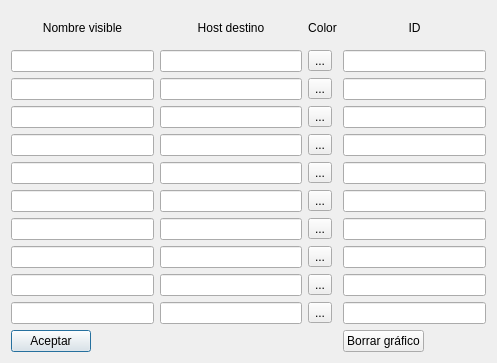
Before: the Qt Designer form src/Dialogs/DlgEditPingChart.ui in silderan/MuNeDO, drawn with Qt 5.
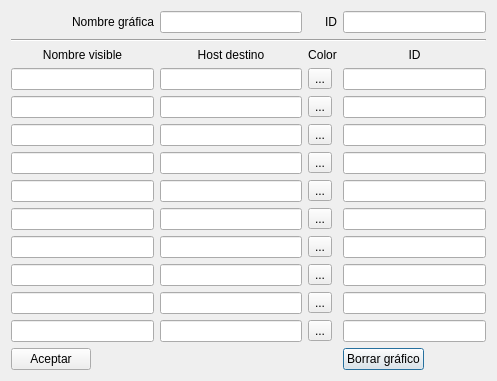
After: the same form once the commit is applied.

```diff
--- a/src/Dialogs/DlgEditPingChart.ui
+++ b/src/Dialogs/DlgEditPingChart.ui
@@ -14,7 +14,23 @@
    <string>Editar destinos del ping</string>
   </property>
   <layout class="QGridLayout" name="gridLayout">
-   <item row="0" column="0">
+   <item row="3" column="1">
+    <widget class="QLineEdit" name="host1LineEdit"/>
+   </item>
+   <item row="11" column="2">
+    <widget class="QToolButton" name="host9Button">
+     <property name="text">
+      <string>...</string>
+     </property>
+    </widget>
+   </item>
+   <item row="4" column="1">
+    <widget class="QLineEdit" name="host2LineEdit"/>
+   </item>
+   <item row="0" column="3">
+    <widget class="QLineEdit" name="chartID"/>
+   </item>
+   <item row="2" column="0">
     <widget class="QLabel" name="label_4">
      <property name="text">
       <string>Nombre visible</string>
@@ -24,219 +40,236 @@
      </property>
     </widget>
    </item>
-   <item row="0" column="1">
-    <widget class="QLabel" name="label">
-     <property name="text">
-      <string>Host destino</string>
-     </property>
-     <property name="alignment">
-      <set>Qt::AlignCenter</set>
-     </property>
-    </widget>
-   </item>
-   <item row="0" column="2">
-    <widget class="QLabel" name="label_2">
-     <property name="text">
-      <string>Color</string>
-     </property>
-     <property name="alignment">
-      <set>Qt::AlignCenter</set>
-     </property>
-    </widget>
-   </item>
-   <item row="0" column="3">
-    <widget class="QLabel" name="label_3">
-     <property name="text">
-      <string>ID</string>
-     </property>
-     <property name="alignment">
-      <set>Qt::AlignCenter</set>
-     </property>
-    </widget>
-   </item>
-   <item row="1" column="0">
+   <item row="3" column="0">
     <widget class="QLineEdit" name="name1LineEdit"/>
    </item>
-   <item row="1" column="1">
-    <widget class="QLineEdit" name="host1LineEdit"/>
-   </item>
-   <item row="1" column="2">
-    <widget class="QToolButton" name="host1Button">
-     <property name="text">
-      <string>...</string>
-     </property>
-    </widget>
-   </item>
-   <item row="1" column="3">
-    <widget class="QLineEdit" name="id1LineEdit"/>
-   </item>
-   <item row="2" column="0">
-    <widget class="QLineEdit" name="name2LineEdit"/>
-   </item>
-   <item row="2" column="1">
-    <widget class="QLineEdit" name="host2LineEdit"/>
-   </item>
    <item row="2" column="2">
-    <widget class="QToolButton" name="host2Button">
+    <widget class="QLabel" name="label_2">
      <property name="text">
+      <string>Color</string>
+     </property>
+     <property name="alignment">
+      <set>Qt::AlignCenter</set>
+     </property>
+    </widget>
+   </item>
+   <item row="9" column="2">
+    <widget class="QToolButton" name="host7Button">
+     <property name="text">
       <string>...</string>
      </property>
     </widget>
    </item>
+   <item row="7" column="2">
+    <widget class="QToolButton" name="host5Button">
+     <property name="text">
+      <string>...</string>
+     </property>
+    </widget>
+   </item>
+   <item row="12" column="2">
+    <widget class="QToolButton" name="host10Button">
+     <property name="text">
+      <string>...</string>
+     </property>
+    </widget>
+   </item>
+   <item row="11" column="1">
+    <widget class="QLineEdit" name="host9LineEdit"/>
+   </item>
    <item row="2" column="3">
-    <widget class="QLineEdit" name="id2LineEdit"/>
+    <widget class="QLabel" name="label_3">
+     <property name="text">
+      <string>ID</string>
+     </property>
+     <property name="alignment">
+      <set>Qt::AlignCenter</set>
+     </property>
+    </widget>
    </item>
-   <item row="3" column="0">
+   <item row="5" column="0">
     <widget class="QLineEdit" name="name3LineEdit"/>
    </item>
-   <item row="3" column="1">
-    <widget class="QLineEdit" name="host3LineEdit"/>
+   <item row="11" column="3">
+    <widget class="QLineEdit" name="id9LineEdit"/>
    </item>
-   <item row="3" column="2">
+   <item row="2" column="1">
+    <widget class="QLabel" name="label">
+     <property name="text">
+      <string>Host destino</string>
+     </property>
+     <property name="alignment">
+      <set>Qt::AlignCenter</set>
+     </property>
+    </widget>
+   </item>
+   <item row="8" column="1">
+    <widget class="QLineEdit" name="host6LineEdit"/>
+   </item>
+   <item row="13" column="3">
+    <widget class="QPushButton" name="removeChartButton">
+     <property name="sizePolicy">
+      <sizepolicy hsizetype="Fixed" vsizetype="Fixed">
+       <horstretch>0</horstretch>
+       <verstretch>0</verstretch>
+      </sizepolicy>
+     </property>
+     <property name="text">
+      <string>Borrar gráfico</string>
+     </property>
+    </widget>
+   </item>
+   <item row="10" column="0">
+    <widget class="QLineEdit" name="name8LineEdit"/>
+   </item>
+   <item row="9" column="1">
+    <widget class="QLineEdit" name="host7LineEdit"/>
+   </item>
+   <item row="0" column="1">
+    <widget class="QLineEdit" name="chartName"/>
+   </item>
+   <item row="12" column="0">
+    <widget class="QLineEdit" name="name10LineEdit"/>
+   </item>
+   <item row="8" column="2">
+    <widget class="QToolButton" name="host6Button">
+     <property name="text">
+      <string>...</string>
+     </property>
+    </widget>
+   </item>
+   <item row="10" column="1">
+    <widget class="QLineEdit" name="host8LineEdit"/>
+   </item>
+   <item row="5" column="2">
     <widget class="QToolButton" name="host3Button">
      <property name="text">
       <string>...</string>
      </property>
     </widget>
    </item>
-   <item row="3" column="3">
-    <widget class="QLineEdit" name="id3LineEdit"/>
-   </item>
-   <item row="4" column="0">
-    <widget class="QLineEdit" name="name4LineEdit"/>
-   </item>
-   <item row="4" column="1">
-    <widget class="QLineEdit" name="host4LineEdit"/>
-   </item>
-   <item row="4" column="2">
+   <item row="6" column="2">
     <widget class="QToolButton" name="host4Button">
      <property name="text">
       <string>...</string>
      </property>
     </widget>
    </item>
-   <item row="4" column="3">
-    <widget class="QLineEdit" name="id4LineEdit"/>
-   </item>
-   <item row="5" column="0">
-    <widget class="QLineEdit" name="name5LineEdit"/>
-   </item>
-   <item row="5" column="1">
-    <widget class="QLineEdit" name="host5LineEdit"/>
-   </item>
-   <item row="5" column="2">
-    <widget class="QToolButton" name="host5Button">
+   <item row="0" column="0">
+    <widget class="QLabel" name="label_5">
      <property name="text">
-      <string>...</string>
+      <string>Nombre gráfica</string>
+     </property>
+     <property name="alignment">
+      <set>Qt::AlignRight|Qt::AlignTrailing|Qt::AlignVCenter</set>
      </property>
     </widget>
    </item>
    <item row="5" column="3">
+    <widget class="QLineEdit" name="id3LineEdit"/>
+   </item>
+   <item row="7" column="3">
     <widget class="QLineEdit" name="id5LineEdit"/>
    </item>
-   <item row="6" column="0">
+   <item row="9" column="0">
+    <widget class="QLineEdit" name="name7LineEdit"/>
+   </item>
+   <item row="3" column="2">
+    <widget class="QToolButton" name="host1Button">
+     <property name="text">
+      <string>...</string>
+     </property>
+    </widget>
+   </item>
+   <item row="4" column="3">
+    <widget class="QLineEdit" name="id2LineEdit"/>
+   </item>
+   <item row="8" column="0">
     <widget class="QLineEdit" name="name6LineEdit"/>
    </item>
-   <item row="6" column="1">
-    <widget class="QLineEdit" name="host6LineEdit"/>
-   </item>
-   <item row="6" column="2">
-    <widget class="QToolButton" name="host6Button">
-     <property name="text">
-      <string>...</string>
-     </property>
-    </widget>
-   </item>
    <item row="6" column="3">
-    <widget class="QLineEdit" name="id6LineEdit"/>
+    <widget class="QLineEdit" name="id4LineEdit"/>
+   </item>
+   <item row="6" column="1">
+    <widget class="QLineEdit" name="host4LineEdit"/>
+   </item>
+   <item row="12" column="1">
+    <widget class="QLineEdit" name="host10LineEdit"/>
    </item>
    <item row="7" column="0">
-    <widget class="QLineEdit" name="name7LineEdit"/>
+    <widget class="QLineEdit" name="name5LineEdit"/>
+   </item>
+   <item row="13" column="0">
+    <widget class="QPushButton" name="acceptButton">
+     <property name="sizePolicy">
+      <sizepolicy hsizetype="Fixed" vsizetype="Fixed">
+       <horstretch>0</horstretch>
+       <verstretch>0</verstretch>
+      </sizepolicy>
+     </property>
+     <property name="text">
+      <string>Aceptar</string>
+     </property>
+    </widget>
    </item>
    <item row="7" column="1">
-    <widget class="QLineEdit" name="host7LineEdit"/>
+    <widget class="QLineEdit" name="host5LineEdit"/>
    </item>
-   <item row="7" column="2">
-    <widget class="QToolButton" name="host7Button">
-     <property name="text">
-      <string>...</string>
-     </property>
-    </widget>
+   <item row="6" column="0">
+    <widget class="QLineEdit" name="name4LineEdit"/>
    </item>
-   <item row="7" column="3">
-    <widget class="QLineEdit" name="id7LineEdit"/>
-   </item>
-   <item row="8" column="0">
-    <widget class="QLineEdit" name="name8LineEdit"/>
-   </item>
-   <item row="8" column="1">
-    <widget class="QLineEdit" name="host8LineEdit"/>
-   </item>
-   <item row="8" column="2">
-    <widget class="QToolButton" name="host8Button">
+   <item row="4" column="2">
+    <widget class="QToolButton" name="host2Button">
      <property name="text">
       <string>...</string>
      </property>
     </widget>
    </item>
    <item row="8" column="3">
+    <widget class="QLineEdit" name="id6LineEdit"/>
+   </item>
+   <item row="10" column="3">
     <widget class="QLineEdit" name="id8LineEdit"/>
    </item>
-   <item row="9" column="0">
-    <widget class="QLineEdit" name="name9LineEdit"/>
-   </item>
-   <item row="9" column="1">
-    <widget class="QLineEdit" name="host9LineEdit"/>
-   </item>
-   <item row="9" column="2">
-    <widget class="QToolButton" name="host9Button">
-     <property name="text">
-      <string>...</string>
-     </property>
-    </widget>
+   <item row="12" column="3">
+    <widget class="QLineEdit" name="id10LineEdit"/>
    </item>
    <item row="9" column="3">
-    <widget class="QLineEdit" name="id9LineEdit"/>
+    <widget class="QLineEdit" name="id7LineEdit"/>
    </item>
-   <item row="10" column="0">
-    <widget class="QLineEdit" name="name10LineEdit"/>
+   <item row="4" column="0">
+    <widget class="QLineEdit" name="name2LineEdit"/>
    </item>
-   <item row="10" column="1">
-    <widget class="QLineEdit" name="host10LineEdit"/>
+   <item row="5" column="1">
+    <widget class="QLineEdit" name="host3LineEdit"/>
+   </item>
+   <item row="0" column="2">
+    <widget class="QLabel" name="label_6">
+     <property name="text">
+      <string>ID</string>
+     </property>
+     <property name="alignment">
+      <set>Qt::AlignRight|Qt::AlignTrailing|Qt::AlignVCenter</set>
+     </property>
+    </widget>
    </item>
    <item row="10" column="2">
-    <widget class="QToolButton" name="host10Button">
+    <widget class="QToolButton" name="host8Button">
      <property name="text">
       <string>...</string>
      </property>
     </widget>
    </item>
-   <item row="10" column="3">
-    <widget class="QLineEdit" name="id10LineEdit"/>
-   </item>
    <item row="11" column="0">
-    <widget class="QPushButton" name="acceptButton">
-     <property name="sizePolicy">
-      <sizepolicy hsizetype="Fixed" vsizetype="Fixed">
-       <horstretch>0</horstretch>
-       <verstretch>0</verstretch>
-      </sizepolicy>
-     </property>
-     <property name="text">
-      <string>Aceptar</string>
-     </property>
-    </widget>
+    <widget class="QLineEdit" name="name9LineEdit"/>
    </item>
-   <item row="11" column="3">
-    <widget class="QPushButton" name="removeChartButton">
-     <property name="sizePolicy">
-      <sizepolicy hsizetype="Fixed" vsizetype="Fixed">
-       <horstretch>0</horstretch>
-       <verstretch>0</verstretch>
-      </sizepolicy>
-     </property>
-     <property name="text">
-      <string>Borrar gráfico</string>
+   <item row="3" column="3">
+    <widget class="QLineEdit" name="id1LineEdit"/>
+   </item>
+   <item row="1" column="0" colspan="4">
+    <widget class="Line" name="line">
+     <property name="orientation">
+      <enum>Qt::Horizontal</enum>
      </property>
     </widget>
    </item>
```
Left out of the diff: 4 changed lines with no effect on the pictures.
